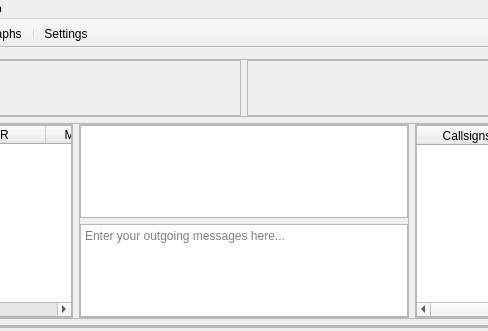
The window that src/ui/mainwindow.ui (GekkoFyre/small-world-deluxe) describes before a commit, drawn with Qt 5; both pictures show x 268 to 756 and y 0 to 331 of the 1024 by 768 pixel window.
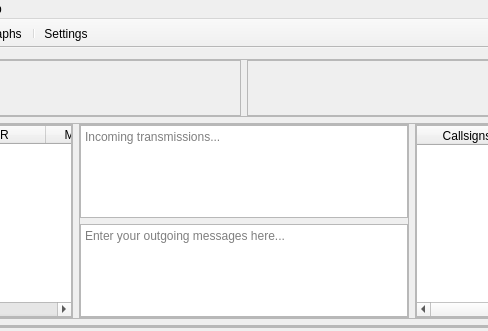
The same window after the commit.

Patch:
```diff
--- a/src/ui/mainwindow.ui
+++ b/src/ui/mainwindow.ui
@@ -253,6 +253,9 @@
             <property name="readOnly">
              <bool>true</bool>
             </property>
+            <property name="placeholderText">
+             <string>Incoming transmissions...</string>
+            </property>
            </widget>
           </item>
           <item>
```
Left out of the diff: 21 changed lines with no effect on the pictures.
